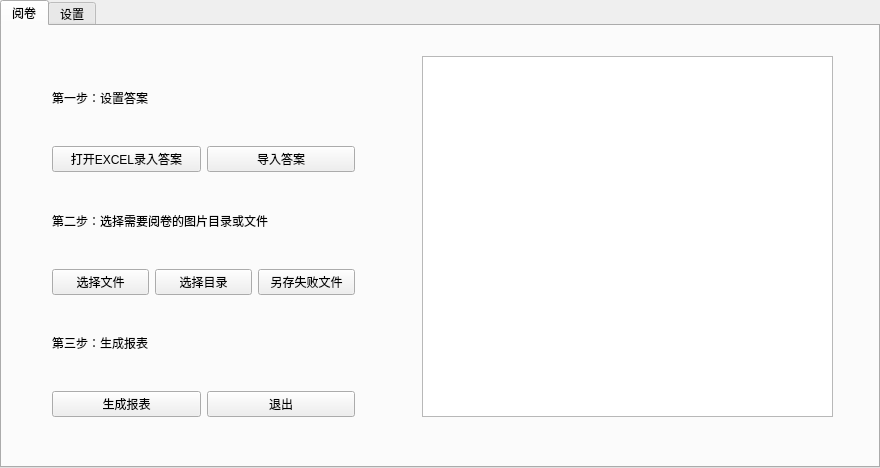
Before: the Qt Designer form ScanWindow.ui in r53127/MyScan, drawn with Qt 5.
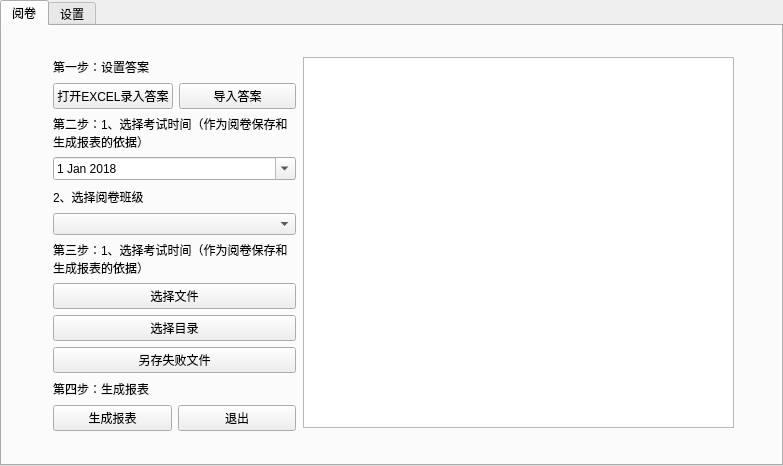
After: the same form once the commit is applied.

```diff
--- a/ScanWindow.ui
+++ b/ScanWindow.ui
@@ -6,8 +6,8 @@
    <rect>
     <x>0</x>
     <y>0</y>
-    <width>880</width>
-    <height>468</height>
+    <width>783</width>
+    <height>466</height>
    </rect>
   </property>
   <property name="windowTitle">
@@ -20,13 +20,23 @@
    <attribute name="title">
     <string>阅卷</string>
    </attribute>
-   <widget class="QWidget" name="layoutWidget">
+   <widget class="QGraphicsView" name="graphicsView">
     <property name="geometry">
      <rect>
-      <x>50</x>
-      <y>30</y>
-      <width>303</width>
-      <height>361</height>
+      <x>301</x>
+      <y>31</y>
+      <width>431</width>
+      <height>371</height>
+     </rect>
+    </property>
+   </widget>
+   <widget class="QWidget" name="">
+    <property name="geometry">
+     <rect>
+      <x>51</x>
+      <y>31</y>
+      <width>243</width>
+      <height>374</height>
      </rect>
     </property>
     <layout class="QVBoxLayout" name="verticalLayout">
@@ -57,13 +67,102 @@
      </item>
      <item>
       <widget class="QLabel" name="label">
+       <property name="layoutDirection">
+        <enum>Qt::LeftToRight</enum>
+       </property>
+       <property name="autoFillBackground">
+        <bool>false</bool>
+       </property>
+       <property name="lineWidth">
+        <number>3</number>
+       </property>
        <property name="text">
-        <string>第二步：选择需要阅卷的图片目录或文件</string>
+        <string>第二步：1、选择考试时间（作为阅卷保存和生成报表的依据）</string>
        </property>
+       <property name="textFormat">
+        <enum>Qt::PlainText</enum>
+       </property>
+       <property name="scaledContents">
+        <bool>false</bool>
+       </property>
+       <property name="wordWrap">
+        <bool>true</bool>
+       </property>
       </widget>
      </item>
      <item>
-      <layout class="QHBoxLayout" name="horizontalLayout">
+      <widget class="QDateEdit" name="dateEdit">
+       <property name="showGroupSeparator" stdset="0">
+        <bool>false</bool>
+       </property>
+       <property name="dateTime">
+        <datetime>
+         <hour>0</hour>
+         <minute>0</minute>
+         <second>0</second>
+         <year>2018</year>
+         <month>1</month>
+         <day>1</day>
+        </datetime>
+       </property>
+       <property name="calendarPopup">
+        <bool>true</bool>
+       </property>
+      </widget>
+     </item>
+     <item>
+      <widget class="QLabel" name="label_5">
+       <property name="layoutDirection">
+        <enum>Qt::LeftToRight</enum>
+       </property>
+       <property name="autoFillBackground">
+        <bool>false</bool>
+       </property>
+       <property name="lineWidth">
+        <number>3</number>
+       </property>
+       <property name="text">
+        <string>2、选择阅卷班级</string>
+       </property>
+       <property name="textFormat">
+        <enum>Qt::PlainText</enum>
+       </property>
+       <property name="scaledContents">
+        <bool>false</bool>
+       </property>
+       <property name="wordWrap">
+        <bool>true</bool>
+       </property>
+      </widget>
+     </item>
+     <item>
+      <widget class="QComboBox" name="comboBox_2"/>
+     </item>
+     <item>
+      <widget class="QLabel" name="label_6">
+       <property name="layoutDirection">
+        <enum>Qt::LeftToRight</enum>
+       </property>
+       <property name="autoFillBackground">
+        <bool>false</bool>
+       </property>
+       <property name="lineWidth">
+        <number>3</number>
+       </property>
+       <property name="text">
+        <string>第三步：1、选择考试时间（作为阅卷保存和生成报表的依据）</string>
+       </property>
+       <property name="textFormat">
+        <enum>Qt::PlainText</enum>
+       </property>
+       <property name="scaledContents">
+        <bool>false</bool>
+       </property>
+       <property name="wordWrap">
+        <bool>true</bool>
+       </property>
+      </widget>
+     </item>
        <item>
         <widget class="QPushButton" name="pushButton_3">
          <property name="text">
@@ -85,12 +184,10 @@
          </property>
         </widget>
        </item>
-      </layout>
-     </item>
      <item>
       <widget class="QLabel" name="label_2">
        <property name="text">
-        <string>第三步：生成报表</string>
+        <string>第四步：生成报表</string>
        </property>
       </widget>
      </item>
@@ -114,16 +211,6 @@
      </item>
     </layout>
    </widget>
-   <widget class="QGraphicsView" name="graphicsView">
-    <property name="geometry">
-     <rect>
-      <x>420</x>
-      <y>30</y>
-      <width>411</width>
-      <height>361</height>
-     </rect>
-    </property>
-   </widget>
   </widget>
   <widget class="QWidget" name="tab">
    <attribute name="title">
```
Lines whose indentation alone changed are shown as unchanged.
